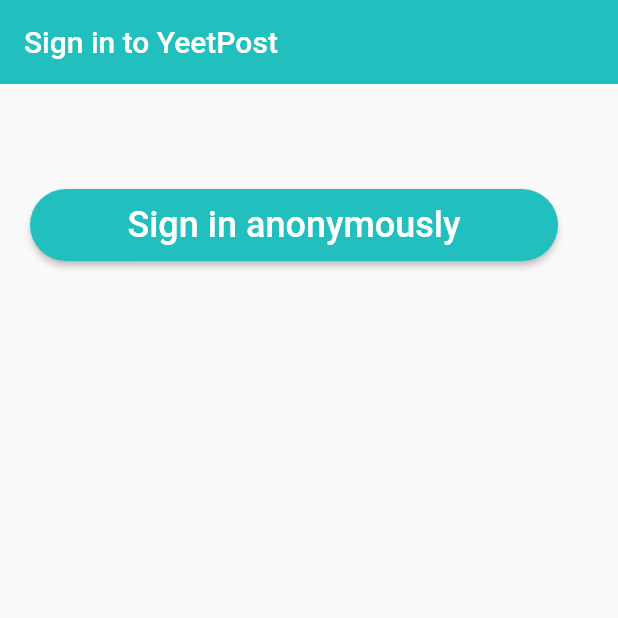
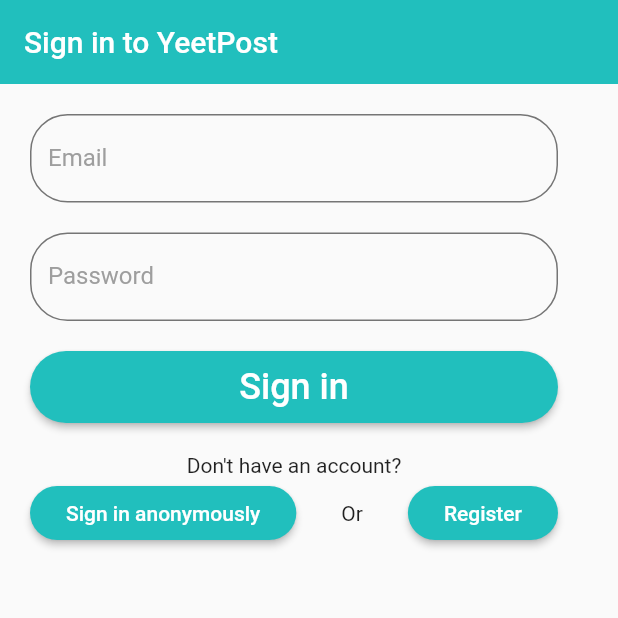
Before and after one commit to Jonbat/YeetPost-Mobile, a Flutter app: the screen it shows after launch, on a phone screen of 412 x 824 dp, the top half of it. Run offline on Flutter 3.47's test engine with Material 2 defaults, Android fonts, the phone set to English and light mode, and no system bars; our stand-ins replace firebase_auth; accounts and stored records are empty.

Commit message:
Sign in page with buttons

```diff
--- a/lib/authenticate/authenticate.dart
+++ b/lib/authenticate/authenticate.dart
@@ -1,3 +1,4 @@
+import 'package:yeetpost/authenticate/register.dart';
 import 'package:yeetpost/authenticate/signIn.dart';
 import 'package:flutter/material.dart';
 
--- /dev/null
+++ b/lib/authenticate/register.dart
@@ -0,0 +1,66 @@
+import 'package:flutter/material.dart';
+
+class Register extends StatefulWidget {
+  @override
+  _RegisterState createState() => _RegisterState();
+}
+
+class _RegisterState extends State<Register> {
+  String email;
+  String password;
+
+  @override
+  Widget build(BuildContext context) {
+    return Scaffold(
+      appBar: AppBar(
+        backgroundColor: Color(0xFF21BFBD),
+        elevation: 0,
+        title: Text('Sign up for YeetPost'),
+      ),
+      body: Padding(
+        padding: const EdgeInsets.only(left: 20, top: 20, right: 40,),
+        child: Form(
+          child: Column(
+            children: [
+              TextFormField(
+                decoration: InputDecoration(
+                  labelText: "Email",
+                ),
+                onChanged: (val){
+                  setState(() => email = val);
+                }
+              ),
+              SizedBox(height: 20),
+              TextFormField(
+                obscureText: true,
+                decoration: InputDecoration(
+                  labelText: "Password",
+                ),
+                onChanged: (val){
+                  setState(() => password = val);
+                }
+              ),
+              SizedBox(height: 20),
+              RaisedButton(
+                textColor: Colors.white,
+                child: Padding(
+                  padding: EdgeInsets.all(10.0),
+                  child: Row(
+                    mainAxisAlignment: MainAxisAlignment.spaceEvenly,
+                    children: [
+                      Text('Register', style: TextStyle(fontSize: 24.0)),
+                    ],
+                  ),
+                ),
+                onPressed: () {
+                  print(email);
+                  print(password);
+                },
+              ),
+            ],
+          ),
+        )
+      )
+    );
+  }
+}
--- a/lib/authenticate/signIn.dart
+++ b/lib/authenticate/signIn.dart
@@ -1,5 +1,6 @@
 import 'package:yeetpost/services/auth.dart';
 import 'package:flutter/material.dart';
+import 'register.dart';
 
 class SignIn extends StatefulWidget {
   @override
@@ -9,6 +10,9 @@ class SignIn extends StatefulWidget {
 class _SignInState extends State<SignIn> {
 
   final AuthService _auth = AuthService();
+  // text field stats
+  String email = '';
+  String password = '';
 
   @override
   Widget build(BuildContext context) {
@@ -21,16 +25,21 @@ final AuthService _auth = AuthService();
       body: Padding(
         padding: const EdgeInsets.only(left: 20, top: 20, right: 40,),
         child: Column(
-          children: <Widget>[
-            SizedBox(height: 50),
+          children: [
+            signInField(),
+            SizedBox(height: 20),
+            Text("Don\'t have an account?"),
+            Row(
+              mainAxisAlignment: MainAxisAlignment.spaceBetween,
+              children: [
                 RaisedButton(
                   textColor: Colors.white,
                   child: Padding(
-                padding: EdgeInsets.all(10.0),
+                    padding: EdgeInsets.all(8.0),
                     child: Row(
                       mainAxisAlignment: MainAxisAlignment.spaceEvenly,
                       children: [
-                    Text('Sign in anonymously', style: TextStyle(fontSize: 24.0)),
+                        Text('Sign in anonymously', style: TextStyle(fontSize: 14.0)),
                       ],
                     ),
                   ),
@@ -44,9 +53,74 @@ final AuthService _auth = AuthService();
                     }
                   },
                 ),
+                Text("Or",),
+                RaisedButton(
+                  textColor: Colors.white,
+                  child: Padding(
+                    padding: EdgeInsets.all(8.0),
+                    child: Row(
+                      mainAxisAlignment: MainAxisAlignment.spaceEvenly,
+                      children: [
+                        Text('Register', style: TextStyle(fontSize: 14.0)),
+                      ],
+                    ),
+                  ),
+                  onPressed: () async {
+                    Navigator.push(
+                        context,
+                        MaterialPageRoute(builder: (context) => Register())
+                      );
+                  },
+                ),
+              ],
+            ),
           ],
         ),
       )
     );
   }
+
+  Widget signInField() {
+    return Form(
+      child: Column(
+        children: [
+          TextFormField(
+            decoration: InputDecoration(
+              labelText: "Email",
+            ),
+            onChanged: (val){
+              setState(() => email = val);
             }
+          ),
+          SizedBox(height: 20),
+          TextFormField(
+            obscureText: true,
+            decoration: InputDecoration(
+              labelText: "Password",
+            ),
+            onChanged: (val){
+              setState(() => password = val);
+            }
+          ),
+          SizedBox(height: 20),
+          RaisedButton(
+            textColor: Colors.white,
+            child: Padding(
+              padding: EdgeInsets.all(10.0),
+              child: Row(
+                mainAxisAlignment: MainAxisAlignment.spaceEvenly,
+                children: [
+                  Text('Sign in', style: TextStyle(fontSize: 24.0)),
+                ],
+              ),
+            ),
+            onPressed: () {
+              print(email);
+              print(password);
+            },
+          ),
+        ],
+      ),
+    );
+  }
+}
--- a/lib/profile.dart
+++ b/lib/profile.dart
@@ -73,7 +73,7 @@ class Profile extends StatelessWidget {
               child: Row(
                 mainAxisAlignment: MainAxisAlignment.spaceEvenly,
                 children: <Widget>[
-                  Text('Logout', style: TextStyle(fontSize: 24.0)),
+                  Text('Sign Out', style: TextStyle(fontSize: 24.0)),
                 ],
               )
             ),
```
Lines whose indentation alone changed are shown as unchanged.
